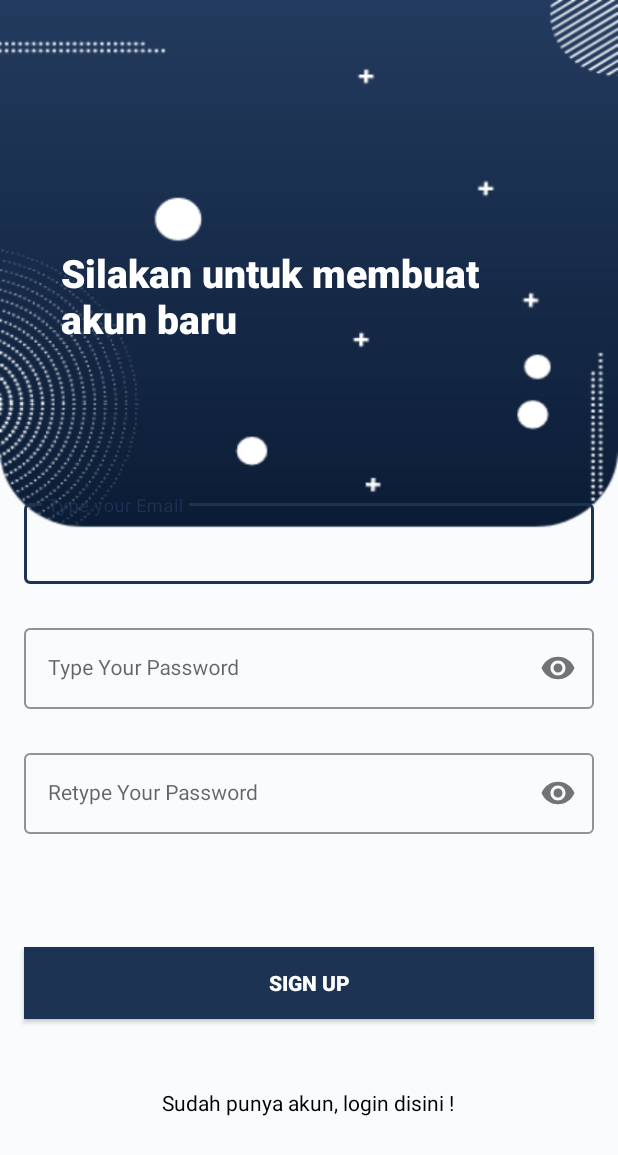
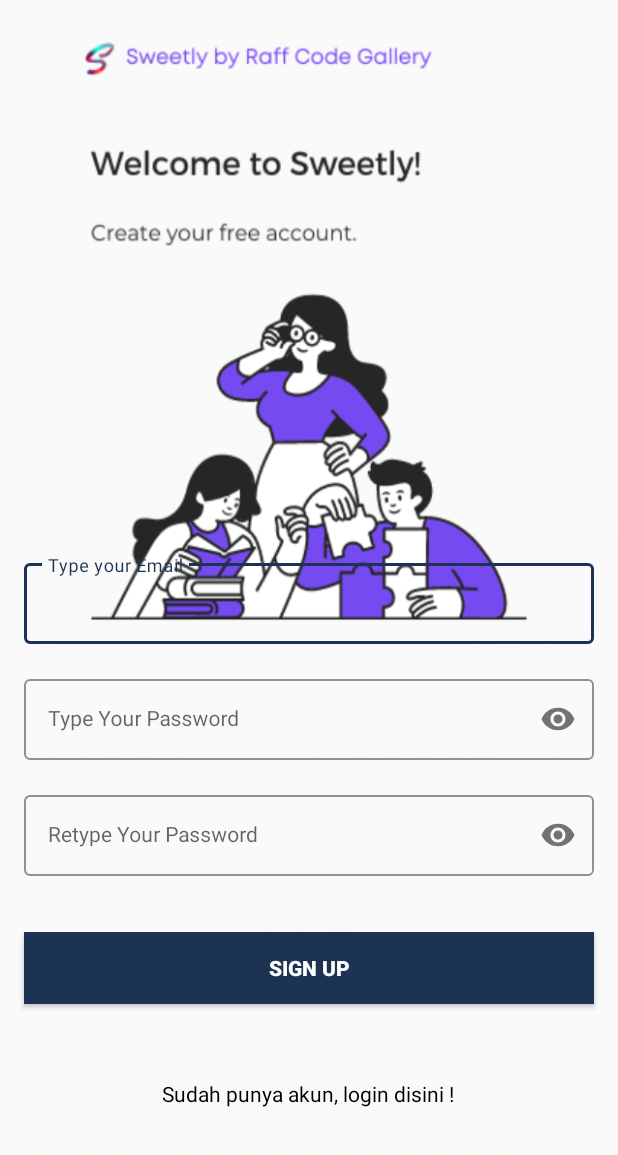
Before and after one commit to rafka-imandaputra/Sweetly-MoodBoosterGenerator, an Android app: the screen it shows after launch (SignUpActivity), after a tap on "Belum punya akun , buat sekarang !", on a phone screen of 412 x 824 dp. Shown: the top 1155 px of the screen. Run offline under Robolectric (Android 15) with nearby library versions, the phone set to English and light mode, and no system bars; our stand-ins replace Firebase (no records; nobody signed in at launch, a user with empty details on screens opened directly).

Commit message:
add new design style

```diff
--- a/app/src/main/res/layout/activity_mood_booster_form.xml
+++ b/app/src/main/res/layout/activity_mood_booster_form.xml
@@ -4,6 +4,7 @@
     xmlns:tools="http://schemas.android.com/tools"
     android:layout_width="match_parent"
     android:layout_height="match_parent"
+    android:background="@drawable/bg_result"
     tools:context=".MoodBoosterFormActivity">
 
 
@@ -152,11 +153,13 @@
         app:layout_constraintStart_toStartOf="parent"
         app:layout_constraintTop_toBottomOf="@+id/textView2" />
 
-    <Button
+    <androidx.appcompat.widget.AppCompatButton
         android:id="@+id/btnRoll"
         android:layout_width="wrap_content"
         android:layout_height="wrap_content"
         android:layout_marginTop="48dp"
+        android:background="@color/yellow"
+        android:textColor="@color/white"
         android:text="Kirimkan"
         app:layout_constraintEnd_toEndOf="parent"
         app:layout_constraintHorizontal_bias="0.498"
--- a/app/src/main/res/layout/activity_sign_up.xml
+++ b/app/src/main/res/layout/activity_sign_up.xml
@@ -4,22 +4,8 @@
     xmlns:tools="http://schemas.android.com/tools"
     android:layout_width="match_parent"
     android:layout_height="match_parent"
-    android:background="@drawable/bg"
+    android:background="@drawable/up_bg"
     tools:context=".SignUpActivity">
-
-    <TextView
-        android:layout_width="wrap_content"
-        android:layout_height="wrap_content"
-        android:layout_marginTop="164dp"
-        android:fontFamily="sans-serif-black"
-        android:text="Silakan untuk membuat\nakun baru"
-        android:textColor="#fff"
-        android:textSize="26dp"
-        android:textStyle="bold"
-        app:layout_constraintEnd_toEndOf="parent"
-        app:layout_constraintHorizontal_bias="0.305"
-        app:layout_constraintStart_toStartOf="parent"
-        app:layout_constraintTop_toTopOf="parent" />
 
     <com.google.android.material.textfield.TextInputLayout
         android:id="@+id/emailLayout"
@@ -27,7 +13,7 @@
         android:layout_width="match_parent"
         android:layout_height="wrap_content"
         android:layout_marginHorizontal="16dp"
-        android:layout_marginTop="330dp"
+        android:layout_marginTop="370dp"
         app:boxStrokeColor="@color/yellow"
         app:hintTextColor="@color/yellow"
         app:layout_constraintEnd_toEndOf="parent"
@@ -50,7 +36,7 @@
         android:layout_width="match_parent"
         android:layout_height="wrap_content"
         android:layout_marginHorizontal="16dp"
-        android:layout_marginTop="24dp"
+        android:layout_marginTop="18dp"
         app:boxStrokeColor="@color/yellow"
         app:hintTextColor="@color/yellow"
         app:layout_constraintEnd_toEndOf="parent"
@@ -74,7 +60,7 @@
         android:layout_width="match_parent"
         android:layout_height="wrap_content"
         android:layout_marginHorizontal="16dp"
-        android:layout_marginTop="24dp"
+        android:layout_marginTop="18dp"
         app:boxStrokeColor="@color/yellow"
         app:hintTextColor="@color/yellow"
         app:layout_constraintEnd_toEndOf="parent"
@@ -105,7 +91,7 @@
         app:layout_constraintEnd_toEndOf="parent"
         app:layout_constraintStart_toStartOf="parent"
         app:layout_constraintTop_toBottomOf="@+id/confirmPasswordLayout"
-        app:layout_constraintVertical_bias="0.343" />
+        app:layout_constraintVertical_bias="0.193" />
 
     <TextView
         android:id="@+id/textView"
--- a/app/src/main/res/values/strings.xml
+++ b/app/src/main/res/values/strings.xml
@@ -1,4 +1,6 @@
 <resources>
     <string name="app_name">Sweetly</string>
     <string name="my_text"><u>Ketuk untuk logout</u></string>
+    <string name="my_text2"><u>Follow IG developer</u></string>
+    <string name="my_text3"><u>&lt;- Ketuk untuk kembali</u></string>
 </resources>
```
Also changed, not shown: app/src/main/AndroidManifest.xml (+24 -21 lines), app/src/main/java/com/raffcodegallery/sweetly/MainActivity.kt (+7 -5 lines), app/src/main/java/com/raffcodegallery/sweetly/MusicZone.kt (+8 -0 lines), app/src/main/res/layout/activity_birthday.xml (+2 -11 lines), app/src/main/res/layout/activity_main.xml (+17 -3 lines), app/src/main/res/layout/activity_mood_booster_result.xml (+5 -4 lines), app/src/main/res/layout/activity_music_zone.xml (+21 -0 lines), app/src/main/res/layout/activity_recycle_layout.xml (+1 -26 lines), app/src/main/res/layout/activity_sign_in.xml (+4 -18 lines).
